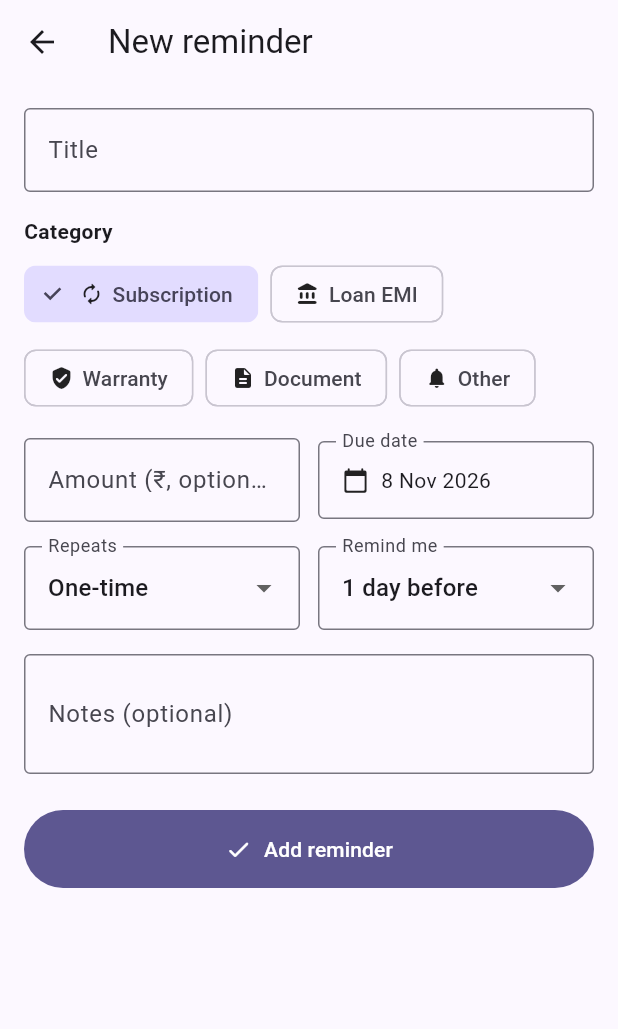
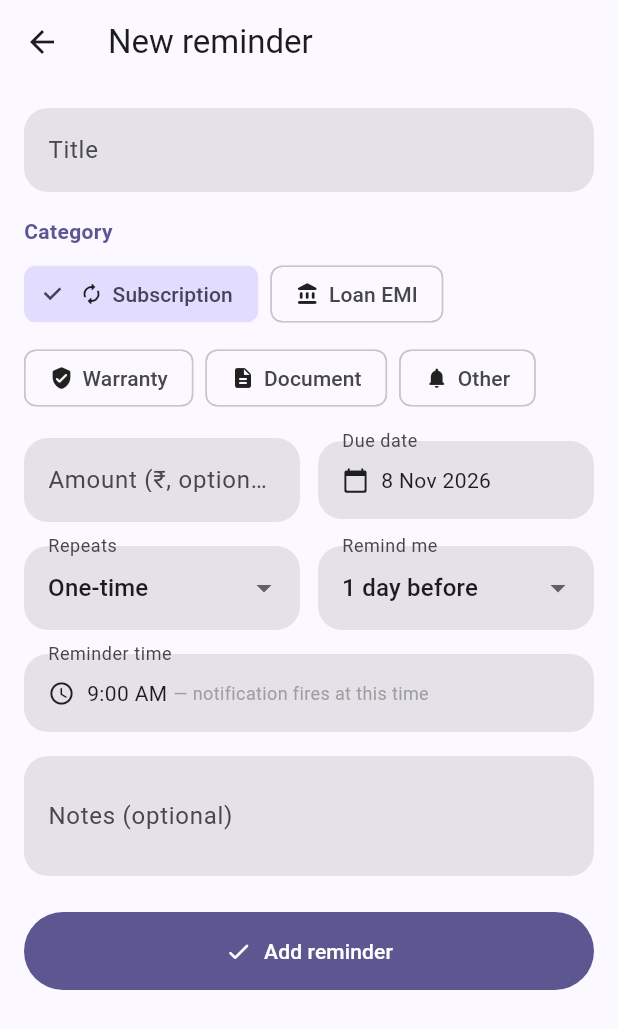
Before and after one commit to nuvishh/Duezy, a Flutter app: the screen it shows after launch, after a tap on "Add reminder", on a phone screen of 412 x 824 dp. Shown: the top 1029 px of the screen. Run offline on Flutter 3.47's test engine with Material 3 defaults, Android fonts, the phone set to English and light mode, and no system bars; drawn by our look-alikes of dynamic_color; our stand-ins replace flutter_local_notifications, hive_flutter, timezone; accounts and stored records are empty.

Commit message:
Add reminder time picker and Material You theming

```diff
--- a/lib/main.dart
+++ b/lib/main.dart
@@ -1,3 +1,4 @@
+import 'package:dynamic_color/dynamic_color.dart';
 import 'package:flutter/material.dart';
 
 import 'screens/home_screen.dart';
@@ -27,24 +28,33 @@ class DuezyApp extends StatelessWidget {
 
   @override
   Widget build(BuildContext context) {
+    // Material You: follow the device wallpaper colors on Android 12+,
+    // fall back to the Duezy seed purple everywhere else.
+    const seed = Color(0xFF6C5CE7);
+    return DynamicColorBuilder(
+      builder: (lightDynamic, darkDynamic) {
         return MaterialApp(
           title: 'Duezy',
           debugShowCheckedModeBanner: false,
           theme: ThemeData(
-        colorScheme: ColorScheme.fromSeed(
-          seedColor: const Color(0xFF6C5CE7),
+            colorScheme: lightDynamic ??
+                ColorScheme.fromSeed(
+                  seedColor: seed,
                   brightness: Brightness.light,
                 ),
             useMaterial3: true,
           ),
           darkTheme: ThemeData(
-        colorScheme: ColorScheme.fromSeed(
-          seedColor: const Color(0xFF6C5CE7),
+            colorScheme: darkDynamic ??
+                ColorScheme.fromSeed(
+                  seedColor: seed,
                   brightness: Brightness.dark,
                 ),
             useMaterial3: true,
           ),
           home: HomeScreen(storage: storage, notifications: notifications),
         );
+      },
+    );
   }
 }
--- a/lib/models/reminder.dart
+++ b/lib/models/reminder.dart
@@ -75,6 +75,7 @@ class Reminder {
   DateTime dueDate;
   RepeatInterval repeat;
   int remindBeforeDays;
+  TimeOfDay remindAt;
   String? notes;
   bool done;
   DateTime createdAt;
@@ -87,6 +88,7 @@ class Reminder {
     required this.dueDate,
     this.repeat = RepeatInterval.none,
     this.remindBeforeDays = 1,
+    this.remindAt = const TimeOfDay(hour: 9, minute: 0),
     this.notes,
     this.done = false,
     DateTime? createdAt,
@@ -113,6 +115,7 @@ class Reminder {
         'dueDate': dueDate.toIso8601String(),
         'repeat': repeat.index,
         'remindBeforeDays': remindBeforeDays,
+        'remindAtMinutes': remindAt.hour * 60 + remindAt.minute,
         'notes': notes,
         'done': done,
         'createdAt': createdAt.toIso8601String(),
@@ -126,6 +129,7 @@ class Reminder {
         dueDate: DateTime.parse(m['dueDate'] as String),
         repeat: RepeatInterval.values[m['repeat'] as int? ?? 0],
         remindBeforeDays: m['remindBeforeDays'] as int? ?? 1,
+        remindAt: _timeOfDay(m['remindAtMinutes'] as int? ?? 540),
         notes: m['notes'] as String?,
         done: m['done'] as bool? ?? false,
         createdAt: DateTime.tryParse(m['createdAt'] as String? ?? ''),
@@ -138,6 +142,7 @@ class Reminder {
     DateTime? dueDate,
     RepeatInterval? repeat,
     int? remindBeforeDays,
+    TimeOfDay? remindAt,
     String? notes,
     bool? done,
   }) =>
@@ -149,8 +154,12 @@ class Reminder {
         dueDate: dueDate ?? this.dueDate,
         repeat: repeat ?? this.repeat,
         remindBeforeDays: remindBeforeDays ?? this.remindBeforeDays,
+        remindAt: remindAt ?? this.remindAt,
         notes: notes ?? this.notes,
         done: done ?? this.done,
         createdAt: createdAt,
       );
 }
+
+TimeOfDay _timeOfDay(int minutes) =>
+    TimeOfDay(hour: minutes ~/ 60, minute: minutes % 60);
--- a/lib/screens/edit_reminder_screen.dart
+++ b/lib/screens/edit_reminder_screen.dart
@@ -22,6 +22,7 @@ class _EditReminderScreenState extends State<EditReminderScreen> {
   late DateTime _dueDate;
   late RepeatInterval _repeat;
   late int _remindBefore;
+  late TimeOfDay _remindAt;
 
   @override
   void initState() {
@@ -35,6 +36,7 @@ class _EditReminderScreenState extends State<EditReminderScreen> {
     _dueDate = e?.dueDate ?? DateTime.now().add(const Duration(days: 1));
     _repeat = e?.repeat ?? RepeatInterval.none;
     _remindBefore = e?.remindBeforeDays ?? 1;
+    _remindAt = e?.remindAt ?? const TimeOfDay(hour: 9, minute: 0);
   }
 
   @override
@@ -48,6 +50,12 @@ class _EditReminderScreenState extends State<EditReminderScreen> {
   @override
   Widget build(BuildContext context) {
     final isEdit = widget.existing != null;
+    final scheme = Theme.of(context).colorScheme;
+    final fieldFill = scheme.surfaceContainerHighest;
+    final fieldBorder = OutlineInputBorder(
+      borderSide: BorderSide.none,
+      borderRadius: BorderRadius.circular(16),
+    );
     return Scaffold(
       appBar: AppBar(title: Text(isEdit ? 'Edit reminder' : 'New reminder')),
       body: Form(
@@ -57,17 +65,20 @@ class _EditReminderScreenState extends State<EditReminderScreen> {
           children: [
             TextFormField(
               controller: _title,
-              decoration: const InputDecoration(
+              decoration: InputDecoration(
                 labelText: 'Title',
                 hintText: 'e.g. Netflix, Home loan EMI, Bike insurance',
-                border: OutlineInputBorder(),
+                filled: true,
+                fillColor: fieldFill,
+                border: fieldBorder,
               ),
               validator: (v) =>
                   (v == null || v.trim().isEmpty) ? 'Give it a title' : null,
             ),
             const SizedBox(height: 16),
-            const Text('Category',
-                style: TextStyle(fontWeight: FontWeight.w600)),
+            Text('Category',
+                style: TextStyle(
+                    fontWeight: FontWeight.w600, color: scheme.primary)),
             const SizedBox(height: 8),
             Wrap(
               spacing: 8,
@@ -97,9 +108,11 @@ class _EditReminderScreenState extends State<EditReminderScreen> {
                     controller: _amount,
                     keyboardType:
                         const TextInputType.numberWithOptions(decimal: true),
-                    decoration: const InputDecoration(
+                    decoration: InputDecoration(
                       labelText: 'Amount (₹, optional)',
-                      border: OutlineInputBorder(),
+                      filled: true,
+                      fillColor: fieldFill,
+                      border: fieldBorder,
                     ),
                     validator: (v) {
                       if (v == null || v.trim().isEmpty) return null;
@@ -114,9 +127,11 @@ class _EditReminderScreenState extends State<EditReminderScreen> {
                   child: InkWell(
                     onTap: _pickDate,
                     child: InputDecorator(
-                      decoration: const InputDecoration(
+                      decoration: InputDecoration(
                         labelText: 'Due date',
-                        border: OutlineInputBorder(),
+                        filled: true,
+                        fillColor: fieldFill,
+                        border: fieldBorder,
                       ),
                       child: Row(
                         children: [
@@ -136,9 +151,11 @@ class _EditReminderScreenState extends State<EditReminderScreen> {
                 Expanded(
                   child: DropdownButtonFormField<RepeatInterval>(
                     initialValue: _repeat,
-                    decoration: const InputDecoration(
+                    decoration: InputDecoration(
                       labelText: 'Repeats',
-                      border: OutlineInputBorder(),
+                      filled: true,
+                      fillColor: fieldFill,
+                      border: fieldBorder,
                     ),
                     items: RepeatInterval.values
                         .map((r) => DropdownMenuItem(
@@ -152,9 +169,11 @@ class _EditReminderScreenState extends State<EditReminderScreen> {
                 Expanded(
                   child: DropdownButtonFormField<int>(
                     initialValue: _remindBefore,
-                    decoration: const InputDecoration(
+                    decoration: InputDecoration(
                       labelText: 'Remind me',
-                      border: OutlineInputBorder(),
+                      filled: true,
+                      fillColor: fieldFill,
+                      border: fieldBorder,
                     ),
                     items: const [
                       DropdownMenuItem(value: 0, child: Text('On the day')),
@@ -169,13 +188,42 @@ class _EditReminderScreenState extends State<EditReminderScreen> {
               ],
             ),
             const SizedBox(height: 16),
+            InkWell(
+              onTap: _pickTime,
+              child: InputDecorator(
+                decoration: InputDecoration(
+                  labelText: 'Reminder time',
+                  filled: true,
+                  fillColor: fieldFill,
+                  border: fieldBorder,
+                ),
+                child: Row(
+                  children: [
+                    const Icon(Icons.access_time_rounded, size: 18),
+                    const SizedBox(width: 8),
+                    Text(_remindAt.format(context)),
+                    const SizedBox(width: 4),
+                    const Expanded(
+                      child: Text(
+                        '— notification fires at this time',
+                        style: TextStyle(color: Colors.grey, fontSize: 12),
+                        overflow: TextOverflow.ellipsis,
+                      ),
+                    ),
+                  ],
+                ),
+              ),
+            ),
+            const SizedBox(height: 16),
             TextFormField(
               controller: _notes,
               maxLines: 2,
-              decoration: const InputDecoration(
+              decoration: InputDecoration(
                 labelText: 'Notes (optional)',
                 hintText: 'Policy number, account, etc.',
-                border: OutlineInputBorder(),
+                filled: true,
+                fillColor: fieldFill,
+                border: fieldBorder,
               ),
             ),
             const SizedBox(height: 24),
@@ -191,6 +239,14 @@ class _EditReminderScreenState extends State<EditReminderScreen> {
         ),
       ),
     );
+  }
+
+  Future<void> _pickTime() async {
+    final picked = await showTimePicker(
+      context: context,
+      initialTime: _remindAt,
+    );
+    if (picked != null) setState(() => _remindAt = picked);
   }
 
   Future<void> _pickDate() async {
@@ -214,6 +270,7 @@ class _EditReminderScreenState extends State<EditReminderScreen> {
       dueDate: _dueDate,
       repeat: _repeat,
       remindBeforeDays: _remindBefore,
+      remindAt: _remindAt,
       notes: _notes.text.trim().isEmpty ? null : _notes.text.trim(),
     ));
   }
@@ -230,6 +287,7 @@ class ReminderDraft {
   final DateTime dueDate;
   final RepeatInterval repeat;
   final int remindBeforeDays;
+  final TimeOfDay remindAt;
   final String? notes;
 
   ReminderDraft({
@@ -239,6 +297,7 @@ class ReminderDraft {
     required this.dueDate,
     required this.repeat,
     required this.remindBeforeDays,
+    required this.remindAt,
     this.notes,
   });
 }
--- a/lib/screens/home_screen.dart
+++ b/lib/screens/home_screen.dart
@@ -133,6 +133,7 @@ class _HomeScreenState extends State<HomeScreen> {
       dueDate: draft.dueDate,
       repeat: draft.repeat,
       remindBeforeDays: draft.remindBeforeDays,
+      remindAt: draft.remindAt,
       notes: draft.notes,
     );
     await widget.storage.save(r);
@@ -156,6 +157,7 @@ class _HomeScreenState extends State<HomeScreen> {
       dueDate: draft.dueDate,
       repeat: draft.repeat,
       remindBeforeDays: draft.remindBeforeDays,
+      remindAt: draft.remindAt,
       notes: draft.notes,
     );
     await widget.storage.save(updated);
@@ -221,29 +223,31 @@ class _SummaryCard extends StatelessWidget {
     final overdue = storage.overdueCount();
     final active = storage.active().length;
     final now = DateTime.now();
+    final scheme = Theme.of(context).colorScheme;
+    final onPrimary = scheme.onPrimary;
 
     return Container(
       padding: const EdgeInsets.all(18),
       decoration: BoxDecoration(
-        gradient: const LinearGradient(
-          colors: [Color(0xFF6C5CE7), Color(0xFF4A3FD1)],
+        gradient: LinearGradient(
+          colors: [scheme.primary, scheme.tertiary],
           begin: Alignment.topLeft,
           end: Alignment.bottomRight,
         ),
-        borderRadius: BorderRadius.circular(20),
+        borderRadius: BorderRadius.circular(24),
       ),
       child: Column(
         crossAxisAlignment: CrossAxisAlignment.start,
         children: [
           Text(
             DateFormat('MMMM y').format(now),
-            style: const TextStyle(color: Colors.white70, fontSize: 13),
+            style: TextStyle(color: onPrimary.withValues(alpha: 0.75), fontSize: 13),
           ),
           const SizedBox(height: 4),
           Text(
             '₹${_fmt(total)} due',
-            style: const TextStyle(
-              color: Colors.white,
+            style: TextStyle(
+              color: onPrimary,
               fontSize: 28,
               fontWeight: FontWeight.bold,
             ),
@@ -282,21 +286,22 @@ class _StatChip extends StatelessWidget {
 
   @override
   Widget build(BuildContext context) {
+    final onPrimary = Theme.of(context).colorScheme.onPrimary;
     return Container(
       padding: const EdgeInsets.symmetric(horizontal: 12, vertical: 6),
       decoration: BoxDecoration(
         color: highlight
             ? Colors.redAccent.withValues(alpha: 0.9)
-            : Colors.white.withValues(alpha: 0.2),
+            : onPrimary.withValues(alpha: 0.2),
         borderRadius: BorderRadius.circular(20),
       ),
       child: Row(
         mainAxisSize: MainAxisSize.min,
         children: [
-          Icon(icon, size: 14, color: Colors.white),
+          Icon(icon, size: 14, color: onPrimary),
           const SizedBox(width: 6),
           Text(label,
-              style: const TextStyle(color: Colors.white, fontSize: 12)),
+              style: TextStyle(color: onPrimary, fontSize: 12)),
         ],
       ),
     );
--- a/lib/services/notification_service.dart
+++ b/lib/services/notification_service.dart
@@ -53,8 +53,8 @@ class NotificationService {
       r.dueDate.year,
       r.dueDate.month,
       r.dueDate.day,
-      9,
-      0,
+      r.remindAt.hour,
+      r.remindAt.minute,
     ).subtract(Duration(days: r.remindBeforeDays));
     if (when.isBefore(DateTime.now())) return;
 
--- a/lib/widgets/reminder_card.dart
+++ b/lib/widgets/reminder_card.dart
@@ -47,9 +47,9 @@ class ReminderCard extends StatelessWidget {
       },
       child: Card(
         elevation: 0,
-        color: Theme.of(context).colorScheme.surfaceContainerHighest,
+        color: Theme.of(context).colorScheme.surfaceContainer,
         shape: RoundedRectangleBorder(
-          borderRadius: BorderRadius.circular(16),
+          borderRadius: BorderRadius.circular(20),
           side: r.isOverdue
               ? const BorderSide(color: Colors.redAccent, width: 1)
               : BorderSide.none,
@@ -99,6 +99,13 @@ class ReminderCard extends StatelessWidget {
                         color: dueColor,
                         fontWeight: FontWeight.w600),
                   ),
+                  if (!r.done) ...[
+                    const SizedBox(width: 6),
+                    Text(
+                      r.remindAt.format(context),
+                      style: TextStyle(fontSize: 12, color: dueColor),
+                    ),
+                  ],
                   if (r.repeat != RepeatInterval.none) ...[
                     const SizedBox(width: 6),
                     Icon(Icons.repeat_rounded,
--- a/pubspec.yaml
+++ b/pubspec.yaml
@@ -1,10 +1,10 @@
 name: duezy
 description: Smart reminders for subscriptions, loan EMIs, warranties and expiries. Never miss a due date.
-publish_to: "none"
+publish_to: 'none'
 version: 1.0.0+1
 
 environment:
-  sdk: ">=3.2.0 <4.0.0"
+  sdk: '>=3.2.0 <4.0.0'
 
 dependencies:
   flutter:
@@ -15,6 +15,7 @@ dependencies:
   timezone: ^0.10.1
   intl: ^0.20.2
   uuid: ^4.5.1
+  dynamic_color: ^1.7.0
 
 dev_dependencies:
   flutter_test:
```
Also changed, not shown: pubspec.lock. Lines whose indentation alone changed are shown as unchanged.
